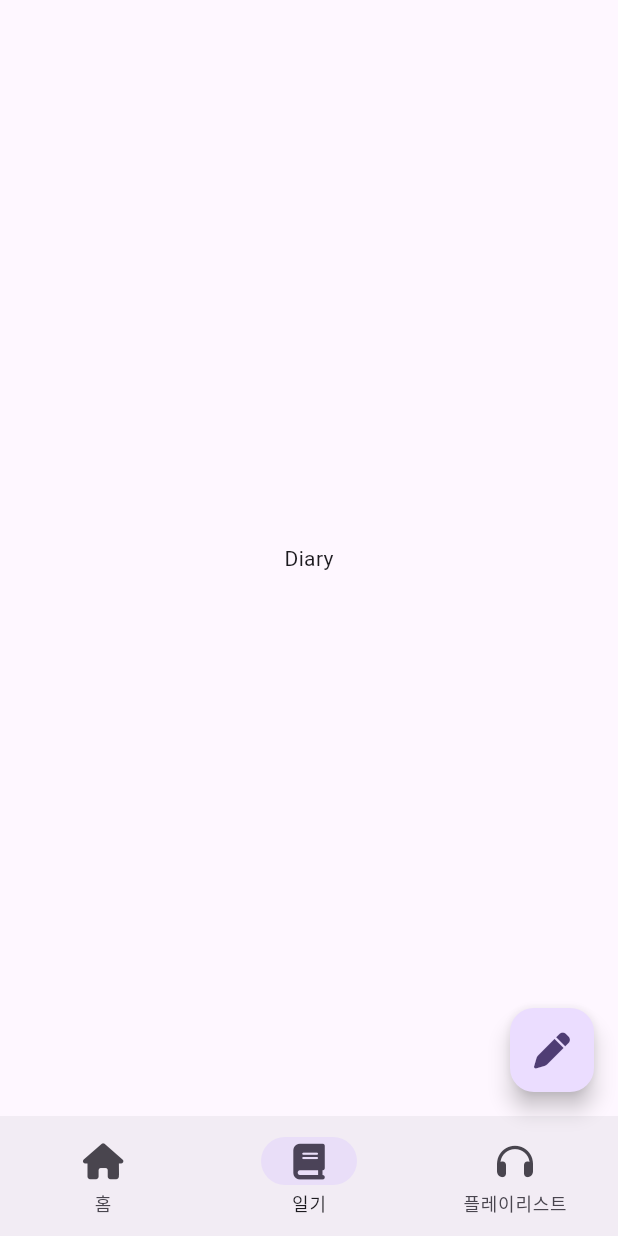
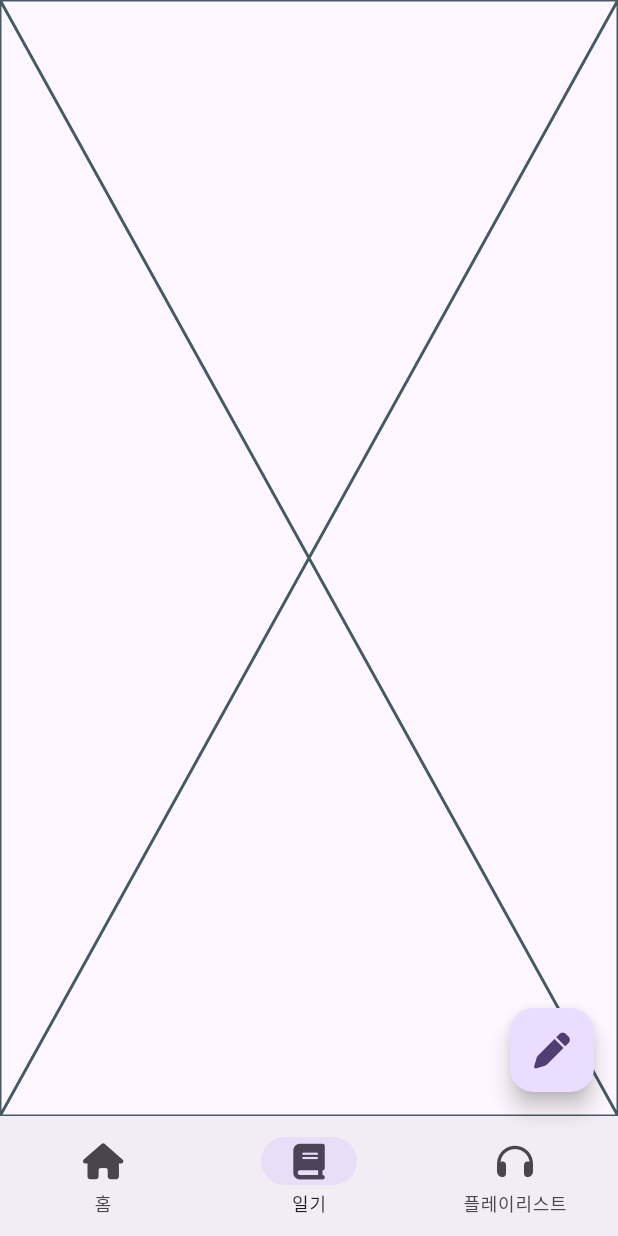
Before and after one commit to boridosa/emolist, a Flutter app: the screen it shows after launch, item 2 of the bottom bar chosen, on a phone screen of 412 x 824 dp. Run offline on Flutter 3.47's test engine with Material 3 defaults, Android fonts, the light colour scheme and no system bars; our stand-ins replace font_awesome_flutter, go_router.

Commit message:
✨ add widgets for home, diary and playlist screens

```diff
--- a/lib/src/app.dart
+++ b/lib/src/app.dart
@@ -2,7 +2,10 @@ import 'package:flutter/material.dart';
 import 'package:go_router/go_router.dart';
 
 import 'constants/route_path.dart';
+import 'screens/diary_screen.dart';
+import 'screens/home_screen.dart';
 import 'screens/main_screen.dart';
+import 'screens/playlist_screen.dart';
 
 final mainNavigatorKey = GlobalKey<NavigatorState>(debugLabel: 'main shell');
 
@@ -55,7 +58,7 @@ class App extends StatelessWidget {
       path: RoutePath.home.path,
       pageBuilder: (context, state) => NoTransitionPage(
         key: state.pageKey,
-        child: const Center(child: Text('Home')),
+        child: const HomeScreen(),
       ),
       parentNavigatorKey: parentNavigatorKey,
     );
@@ -68,7 +71,7 @@ class App extends StatelessWidget {
       path: RoutePath.diary.path,
       pageBuilder: (context, state) => NoTransitionPage(
         key: state.pageKey,
-        child: const Center(child: Text('Diary')),
+        child: const DiaryScreen(),
       ),
       parentNavigatorKey: parentNavigatorKey,
     );
@@ -81,7 +84,7 @@ class App extends StatelessWidget {
       path: RoutePath.playlist.path,
       pageBuilder: (context, state) => NoTransitionPage(
         key: state.pageKey,
-        child: const Center(child: Text('Playlist')),
+        child: const PlaylistScreen(),
       ),
       parentNavigatorKey: parentNavigatorKey,
     );
--- /dev/null
+++ b/lib/src/screens/diary_screen.dart
@@ -0,0 +1,10 @@
+import 'package:flutter/material.dart';
+
+class DiaryScreen extends StatelessWidget {
+  const DiaryScreen({super.key});
+
+  @override
+  Widget build(BuildContext context) {
+    return const Placeholder();
+  }
+}
```
Also changed, not shown: lib/src/screens/home_screen.dart (added, +10 -0 lines), lib/src/screens/playlist_screen.dart (added, +10 -0 lines).
